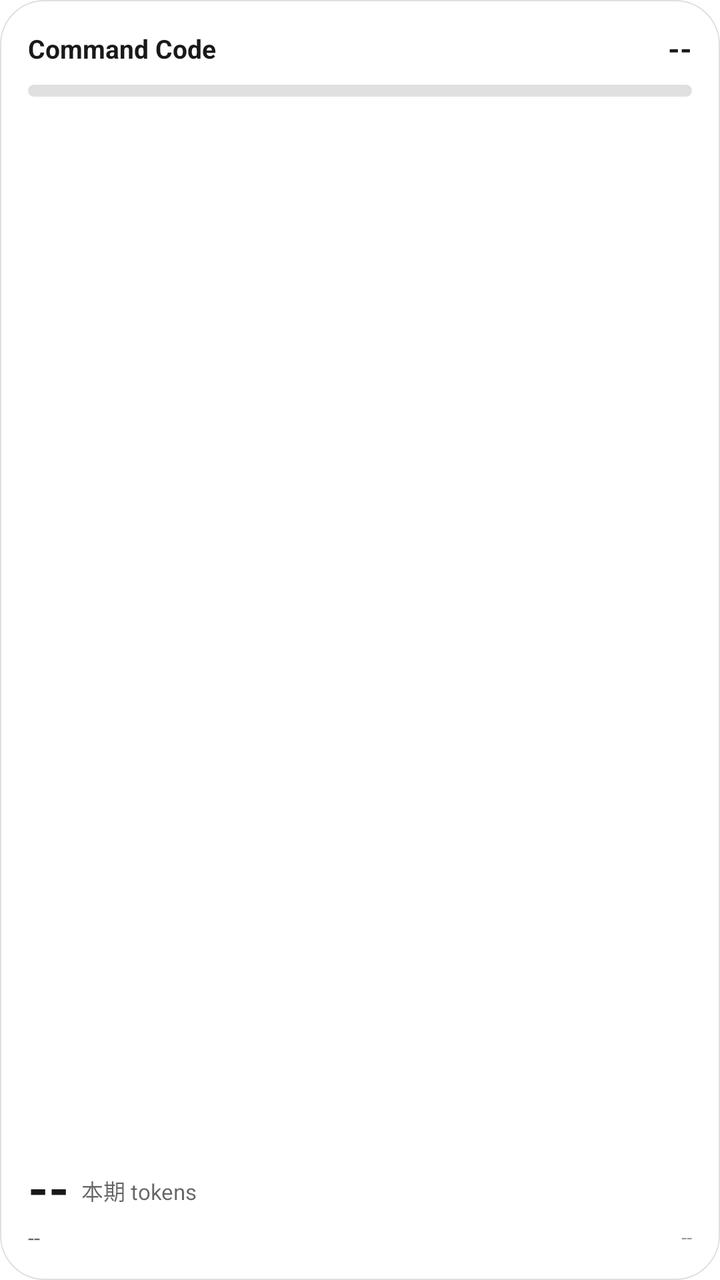
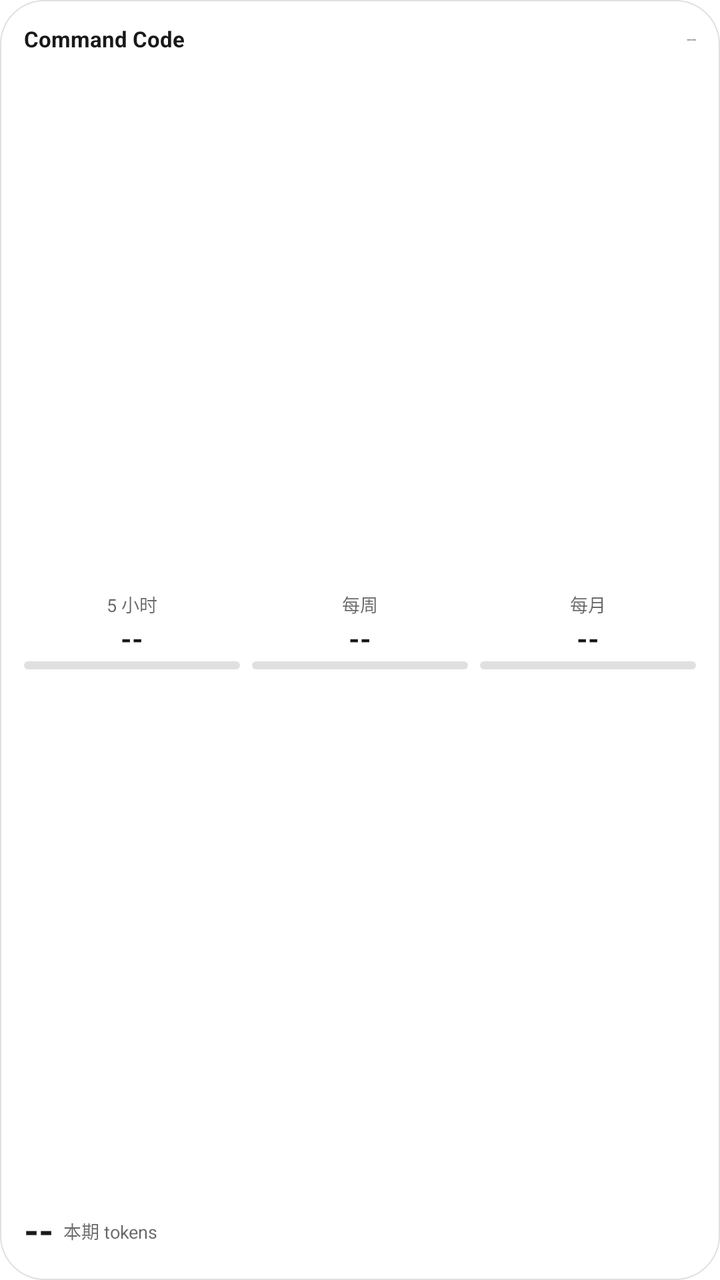

Screens rendered from an Android XML layout before and after an edit, with the pre-edit source and the edit as a unified diff.
<!-- AndroidManifest.xml: application theme Theme.CcUsage -->
<!-- res/layout/widget_usage_4x2.xml -->
<?xml version="1.0" encoding="utf-8"?>
<FrameLayout xmlns:android="http://schemas.android.com/apk/res/android"
    android:id="@android:id/background"
    android:layout_width="match_parent"
    android:layout_height="match_parent"
    android:background="@drawable/widget_background"
    android:padding="14dp">

    <LinearLayout
        android:layout_width="match_parent"
        android:layout_height="match_parent"
        android:orientation="vertical">

        
        <LinearLayout
            android:layout_width="match_parent"
            android:layout_height="wrap_content"
            android:orientation="horizontal"
            android:gravity="center_vertical">

            <TextView
                android:id="@+id/widget_plan"
                android:layout_width="0dp"
                android:layout_height="wrap_content"
                android:layout_weight="1"
                android:maxLines="1"
                android:ellipsize="end"
                android:text="@string/widget_placeholder_plan"
                android:textColor="@color/widget_text_primary"
                android:textSize="13sp"
                android:textStyle="bold" />

            <TextView
                android:id="@+id/widget_remaining"
                android:layout_width="wrap_content"
                android:layout_height="wrap_content"
                android:maxLines="1"
                android:text="@string/widget_placeholder_value"
                android:textColor="@color/widget_text_primary"
                android:textSize="15sp"
                android:textStyle="bold" />
        </LinearLayout>

        
        <ProgressBar
            android:id="@+id/widget_monthly_progress"
            style="?android:attr/progressBarStyleHorizontal"
            android:layout_width="match_parent"
            android:layout_height="6dp"
            android:layout_marginTop="8dp"
            android:max="100"
            android:progress="0"
            android:progressDrawable="@drawable/widget_progress" />

        
        <LinearLayout
            android:layout_width="match_parent"
            android:layout_height="0dp"
            android:layout_weight="1"
            android:orientation="horizontal"
            android:gravity="bottom|center_vertical"
            android:layout_marginTop="6dp">

            <TextView
                android:id="@+id/widget_tokens"
                android:layout_width="wrap_content"
                android:layout_height="wrap_content"
                android:maxLines="1"
                android:text="@string/widget_placeholder_value"
                android:textColor="@color/widget_text_primary"
                android:textSize="26sp"
                android:textStyle="bold" />

            <TextView
                android:id="@+id/widget_tokens_label"
                android:layout_width="0dp"
                android:layout_height="wrap_content"
                android:layout_weight="1"
                android:layout_marginStart="6dp"
                android:layout_marginBottom="4dp"
                android:maxLines="1"
                android:text="@string/widget_tokens_caption"
                android:textColor="@color/widget_text_secondary"
                android:textSize="11sp" />
        </LinearLayout>

        
        <LinearLayout
            android:layout_width="match_parent"
            android:layout_height="wrap_content"
            android:orientation="horizontal"
            android:gravity="center_vertical">

            <TextView
                android:id="@+id/widget_fivehour"
                android:layout_width="0dp"
                android:layout_height="wrap_content"
                android:layout_weight="1"
                android:maxLines="1"
                android:ellipsize="end"
                android:text="@string/widget_placeholder_value"
                android:textColor="@color/widget_text_secondary"
                android:textSize="11sp" />

            <TextView
                android:id="@+id/widget_updated"
                android:layout_width="wrap_content"
                android:layout_height="wrap_content"
                android:maxLines="1"
                android:text="@string/widget_placeholder_value"
                android:textColor="@color/widget_text_tertiary"
                android:textSize="10sp" />
        </LinearLayout>
    </LinearLayout>
</FrameLayout>
<!-- resources referenced by this layout -->
<resources>
  <color name="widget_text_primary">#E6000000</color>
  <color name="widget_text_secondary">#99000000</color>
  <color name="widget_text_tertiary">#66000000</color>
  <!-- drawable widget_background (drawable) -->
  <?xml version="1.0" encoding="utf-8"?>
  <shape xmlns:android="http://schemas.android.com/apk/res/android"
      android:shape="rectangle">
      <solid android:color="@color/widget_background_color" />
      <corners android:radius="22dp" />
      <stroke
          android:width="0.5dp"
          android:color="@color/widget_progress_track" />
  </shape>
  <!-- drawable widget_progress (drawable) -->
  <?xml version="1.0" encoding="utf-8"?>
  <layer-list xmlns:android="http://schemas.android.com/apk/res/android">
      <item android:id="@android:id/background">
          <shape android:shape="rectangle">
              <solid android:color="@color/widget_progress_track" />
              <corners android:radius="3dp" />
          </shape>
      </item>
      <item android:id="@android:id/progress">
          <clip>
              <shape android:shape="rectangle">
                  <solid android:color="@color/widget_progress_fill" />
                  <corners android:radius="3dp" />
              </shape>
          </clip>
      </item>
  </layer-list>
  <string name="widget_placeholder_plan">Command Code</string>
  <string name="widget_placeholder_value">--</string>
  <string name="widget_tokens_caption">本期 tokens</string>
  <style name="Theme.CcUsage" parent="android:Theme.DeviceDefault.DayNight">
          <item name="android:windowBackground">@android:color/transparent</item>
          <item name="android:navigationBarColor">@android:color/transparent</item>
          <item name="android:statusBarColor">@android:color/transparent</item>
          <item name="android:windowLightStatusBar">true</item>
      </style>
  <color name="widget_background_color">#F2FFFFFF</color>
  <color name="widget_progress_track">#1F000000</color>
  <color name="widget_progress_fill">#1B6FF0</color>
</resources>

<!-- the commit's change to res/layout/widget_usage_4x2.xml (unified diff, before → after) -->
@@ -4,7 +4,7 @@
     android:layout_width="match_parent"
     android:layout_height="match_parent"
     android:background="@drawable/widget_background"
-    android:padding="14dp">
+    android:padding="12dp">
 
     <LinearLayout
         android:layout_width="match_parent"
@@ -27,89 +27,176 @@
                 android:ellipsize="end"
                 android:text="@string/widget_placeholder_plan"
                 android:textColor="@color/widget_text_primary"
-                android:textSize="13sp"
+                android:textSize="11sp"
                 android:textStyle="bold" />
 
             <TextView
-                android:id="@+id/widget_remaining"
+                android:id="@+id/widget_updated"
                 android:layout_width="wrap_content"
                 android:layout_height="wrap_content"
+                android:layout_marginStart="6dp"
                 android:maxLines="1"
                 android:text="@string/widget_placeholder_value"
-                android:textColor="@color/widget_text_primary"
-                android:textSize="15sp"
-                android:textStyle="bold" />
+                android:textColor="@color/widget_text_tertiary"
+                android:textSize="9sp" />
         </LinearLayout>
-
-        
-        <ProgressBar
-            android:id="@+id/widget_monthly_progress"
-            style="?android:attr/progressBarStyleHorizontal"
-            android:layout_width="match_parent"
-            android:layout_height="6dp"
-            android:layout_marginTop="8dp"
-            android:max="100"
-            android:progress="0"
-            android:progressDrawable="@drawable/widget_progress" />
 
         
         <LinearLayout
             android:layout_width="match_parent"
             android:layout_height="0dp"
             android:layout_weight="1"
+            android:layout_marginTop="4dp"
             android:orientation="horizontal"
-            android:gravity="bottom|center_vertical"
-            android:layout_marginTop="6dp">
-
-            <TextView
-                android:id="@+id/widget_tokens"
-                android:layout_width="wrap_content"
-                android:layout_height="wrap_content"
-                android:maxLines="1"
-                android:text="@string/widget_placeholder_value"
-                android:textColor="@color/widget_text_primary"
-                android:textSize="26sp"
-                android:textStyle="bold" />
-
-            <TextView
-                android:id="@+id/widget_tokens_label"
+            android:gravity="center_vertical"
+            android:baselineAligned="false">
+
+            
+            <LinearLayout
+                android:layout_width="0dp"
+                android:layout_height="wrap_content"
+                android:layout_weight="1"
+                android:orientation="vertical"
+                android:gravity="center_horizontal">
+
+                <TextView
+                    android:layout_width="wrap_content"
+                    android:layout_height="wrap_content"
+                    android:maxLines="1"
+                    android:text="@string/widget_window_fivehour"
+                    android:textColor="@color/widget_text_secondary"
+                    android:textSize="9sp" />
+
+                <TextView
+                    android:id="@+id/widget_fivehour"
+                    android:layout_width="wrap_content"
+                    android:layout_height="wrap_content"
+                    android:layout_marginTop="1dp"
+                    android:maxLines="1"
+                    android:text="@string/widget_placeholder_value"
+                    android:textColor="@color/widget_text_primary"
+                    android:textSize="14sp"
+                    android:textStyle="bold" />
+
+                <ProgressBar
+                    android:id="@+id/widget_bar_fivehour"
+                    style="?android:attr/progressBarStyleHorizontal"
+                    android:layout_width="match_parent"
+                    android:layout_height="4dp"
+                    android:layout_marginTop="2dp"
+                    android:max="100"
+                    android:progress="0"
+                    android:progressDrawable="@drawable/widget_progress" />
+            </LinearLayout>
+
+            
+            <LinearLayout
                 android:layout_width="0dp"
                 android:layout_height="wrap_content"
                 android:layout_weight="1"
                 android:layout_marginStart="6dp"
-                android:layout_marginBottom="4dp"
-                android:maxLines="1"
-                android:text="@string/widget_tokens_caption"
-                android:textColor="@color/widget_text_secondary"
-                android:textSize="11sp" />
+                android:orientation="vertical"
+                android:gravity="center_horizontal">
+
+                <TextView
+                    android:layout_width="wrap_content"
+                    android:layout_height="wrap_content"
+                    android:maxLines="1"
+                    android:text="@string/widget_window_weekly"
+                    android:textColor="@color/widget_text_secondary"
+                    android:textSize="9sp" />
+
+                <TextView
+                    android:id="@+id/widget_weekly"
+                    android:layout_width="wrap_content"
+                    android:layout_height="wrap_content"
+                    android:layout_marginTop="1dp"
+                    android:maxLines="1"
+                    android:text="@string/widget_placeholder_value"
+                    android:textColor="@color/widget_text_primary"
+                    android:textSize="14sp"
+                    android:textStyle="bold" />
+
+                <ProgressBar
+                    android:id="@+id/widget_bar_weekly"
+                    style="?android:attr/progressBarStyleHorizontal"
+                    android:layout_width="match_parent"
+                    android:layout_height="4dp"
+                    android:layout_marginTop="2dp"
+                    android:max="100"
+                    android:progress="0"
+                    android:progressDrawable="@drawable/widget_progress" />
+            </LinearLayout>
+
+            
+            <LinearLayout
+                android:layout_width="0dp"
+                android:layout_height="wrap_content"
+                android:layout_weight="1"
+                android:layout_marginStart="6dp"
+                android:orientation="vertical"
+                android:gravity="center_horizontal">
+
+                <TextView
+                    android:layout_width="wrap_content"
+                    android:layout_height="wrap_content"
+                    android:maxLines="1"
+                    android:text="@string/widget_window_monthly"
+                    android:textColor="@color/widget_text_secondary"
+                    android:textSize="9sp" />
+
+                <TextView
+                    android:id="@+id/widget_monthly"
+                    android:layout_width="wrap_content"
+                    android:layout_height="wrap_content"
+                    android:layout_marginTop="1dp"
+                    android:maxLines="1"
+                    android:text="@string/widget_placeholder_value"
+                    android:textColor="@color/widget_text_primary"
+                    android:textSize="14sp"
+                    android:textStyle="bold" />
+
+                <ProgressBar
+                    android:id="@+id/widget_bar_monthly"
+                    style="?android:attr/progressBarStyleHorizontal"
+                    android:layout_width="match_parent"
+                    android:layout_height="4dp"
+                    android:layout_marginTop="2dp"
+                    android:max="100"
+                    android:progress="0"
+                    android:progressDrawable="@drawable/widget_progress" />
+            </LinearLayout>
         </LinearLayout>
 
         
         <LinearLayout
             android:layout_width="match_parent"
             android:layout_height="wrap_content"
+            android:layout_marginTop="3dp"
             android:orientation="horizontal"
-            android:gravity="center_vertical">
-
-            <TextView
-                android:id="@+id/widget_fivehour"
-                android:layout_width="0dp"
-                android:layout_height="wrap_content"
-                android:layout_weight="1"
-                android:maxLines="1"
-                android:ellipsize="end"
+            android:gravity="bottom|center_vertical">
+
+            <TextView
+                android:id="@+id/widget_tokens"
+                android:layout_width="wrap_content"
+                android:layout_height="wrap_content"
+                android:maxLines="1"
                 android:text="@string/widget_placeholder_value"
+                android:textColor="@color/widget_text_primary"
+                android:textSize="19sp"
+                android:textStyle="bold" />
+
+            <TextView
+                android:id="@+id/widget_tokens_label"
+                android:layout_width="0dp"
+                android:layout_height="wrap_content"
+                android:layout_weight="1"
+                android:layout_marginStart="5dp"
+                android:layout_marginBottom="3dp"
+                android:maxLines="1"
+                android:text="@string/widget_tokens_caption"
                 android:textColor="@color/widget_text_secondary"
-                android:textSize="11sp" />
-
-            <TextView
-                android:id="@+id/widget_updated"
-                android:layout_width="wrap_content"
-                android:layout_height="wrap_content"
-                android:maxLines="1"
-                android:text="@string/widget_placeholder_value"
-                android:textColor="@color/widget_text_tertiary"
-                android:textSize="10sp" />
+                android:textSize="9sp" />
         </LinearLayout>
     </LinearLayout>
 </FrameLayout>
<!-- resource entries referenced after the edit -->
@@ -34,6 +34,9 @@
   <string name="widget_placeholder_plan">Command Code</string>
   <string name="widget_placeholder_value">--</string>
   <string name="widget_tokens_caption">本期 tokens</string>
+  <string name="widget_window_fivehour">5 小时</string>
+  <string name="widget_window_monthly">每月</string>
+  <string name="widget_window_weekly">每周</string>
   <style name="Theme.CcUsage" parent="android:Theme.DeviceDefault.DayNight">
           <item name="android:windowBackground">@android:color/transparent</item>
           <item name="android:navigationBarColor">@android:color/transparent</item>
